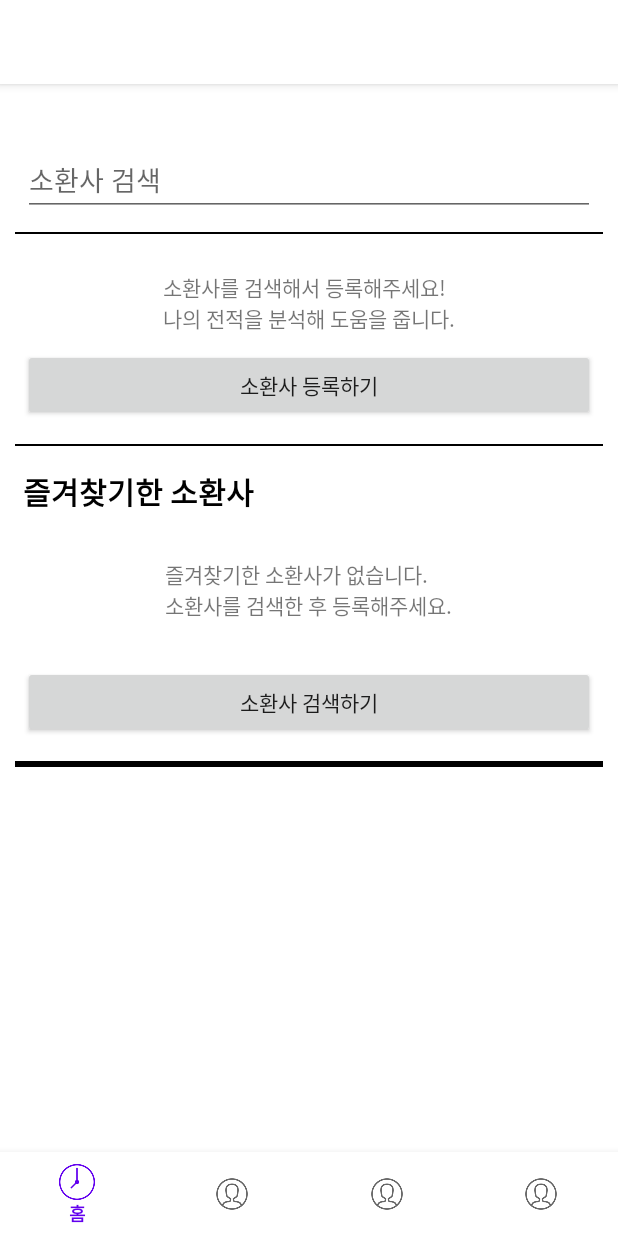
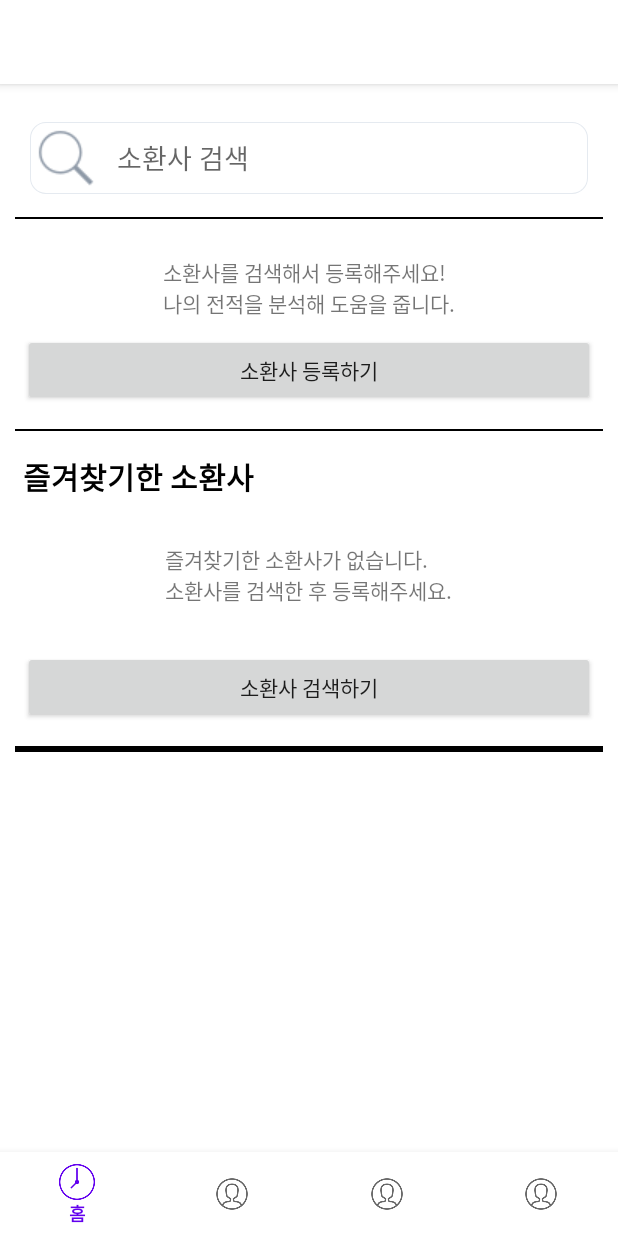
Before and after one commit to zeroheat0930/LOLandRoll, an Android app: the screen it shows after launch (MainActivity), on a phone screen of 412 x 824 dp. Run offline under Robolectric (Android 15) with nearby library versions, the phone set to English and light mode, and no system bars; our stand-ins replace data binding.

Commit message:
UI추가수정중(1)

```diff
--- a/app/src/main/res/layout/fragment_my_home.xml
+++ b/app/src/main/res/layout/fragment_my_home.xml
@@ -25,18 +25,20 @@
                 android:layout_width="match_parent"
                 android:layout_height="wrap_content"
                 android:paddingVertical="15dp"
-                android:paddingHorizontal="5dp"
+                android:paddingHorizontal="10dp"
                 android:gravity="center_vertical"
                 android:orientation="horizontal">
                 <EditText
                     android:id="@+id/edtTp"
                     android:focusable="false"
-                    android:layout_marginTop="10dp"
                     android:layout_width="match_parent"
-                    android:layout_height="wrap_content"
+                    android:layout_height="match_parent"
+                    android:drawableLeft="@drawable/search_icon"
                     android:hint="소환사 검색"
-                    android:inputType="text"
-                    android:singleLine="true" />
+                    android:drawablePadding="10dp"
+                    android:drawableTint="@color/searchcolor"
+                    android:background="@drawable/border"
+                    />
 
             </LinearLayout>
             <TextView
```
